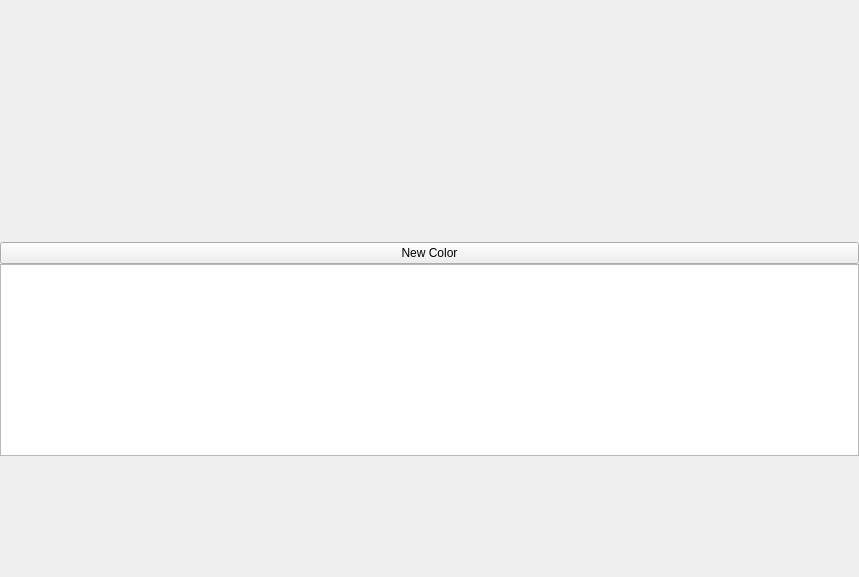
The window that libs/libcore/ui/FaceWidget.ui (mrdeveloperdude/OctoMY) describes before a commit, drawn with Qt 5.
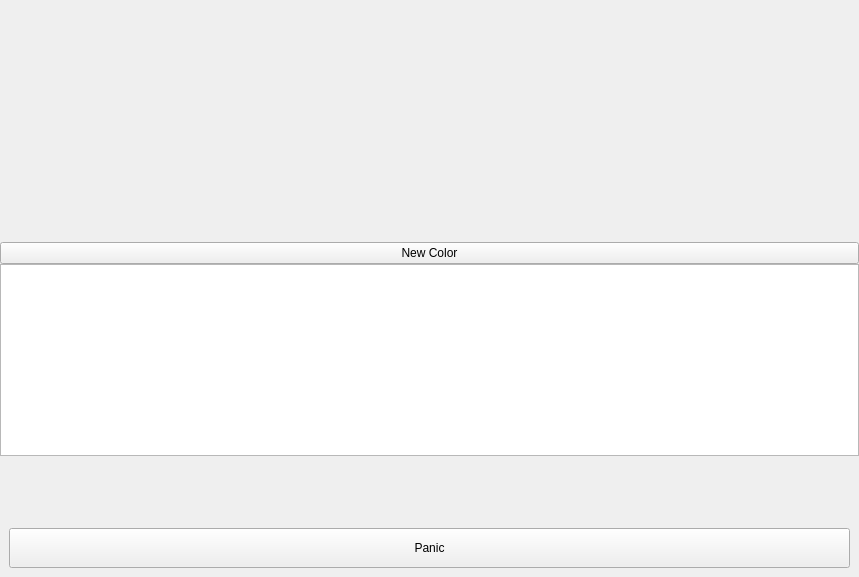
The same window after the commit. Custom widgets are drawn as their Qt base class.

Commit message: Added P A N I C button

The edit to the form file:
```diff
--- a/libs/libcore/ui/FaceWidget.ui
+++ b/libs/libcore/ui/FaceWidget.ui
@@ -97,6 +97,25 @@
         </property>
        </widget>
       </item>
+      <item row="1" column="0">
+       <widget class="QPushButton" name="pushButtonPanic">
+        <property name="sizePolicy">
+         <sizepolicy hsizetype="Minimum" vsizetype="Minimum">
+          <horstretch>0</horstretch>
+          <verstretch>0</verstretch>
+         </sizepolicy>
+        </property>
+        <property name="minimumSize">
+         <size>
+          <width>0</width>
+          <height>40</height>
+         </size>
+        </property>
+        <property name="text">
+         <string>Panic</string>
+        </property>
+       </widget>
+      </item>
      </layout>
     </widget>
    </item>
```
The commit also changes 6 other files.
